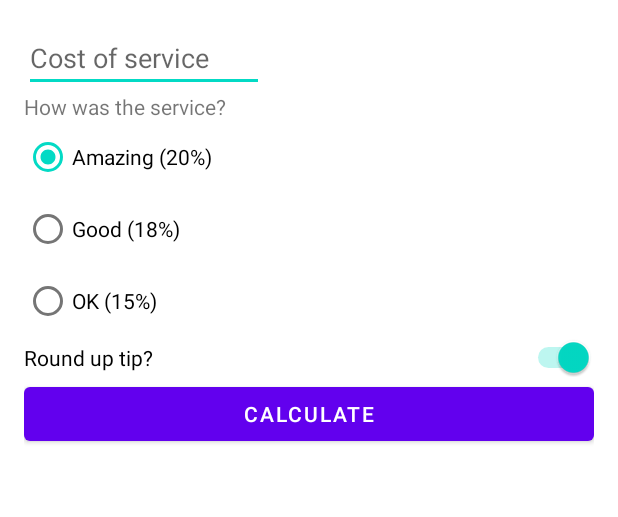
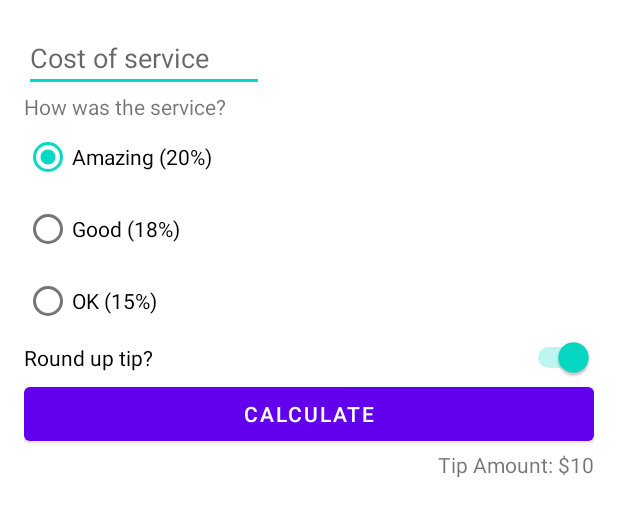
Before and after one commit to HPosedev/Calculadora_de_propinas, an Android app: the layout activity_main.xml on its own in the app's theme, with its tools: preview values and no code run, on a phone screen of 412 x 824 dp. Shown: the top 517 px of the screen. Run offline under Robolectric (Android 15) with nearby library versions, the phone set to English and light mode, and no system bars.

Commit message:
added calculateTip function and tipResult

```diff
--- a/app/build.gradle
+++ b/app/build.gradle
@@ -29,6 +29,9 @@ android {
     kotlinOptions {
         jvmTarget = '1.8'
     }
+    buildFeatures{
+        viewBinding = true
+    }
 }
 
 dependencies {
--- a/app/src/main/res/layout/activity_main.xml
+++ b/app/src/main/res/layout/activity_main.xml
@@ -6,67 +6,79 @@
     android:layout_height="match_parent"
     android:padding="16dp"
     tools:context=".MainActivity">
+
     <EditText
         android:id="@+id/cost_of_service"
         android:layout_width="160dp"
         android:layout_height="wrap_content"
+        android:autofillHints=""
+        android:hint="@string/cost_of_service"
         android:inputType="numberDecimal"
-        android:hint="@string/cost_of_service"
-        app:layout_constraintTop_toTopOf="parent"
         app:layout_constraintStart_toStartOf="parent"
-        android:autofillHints="" />
+        app:layout_constraintTop_toTopOf="parent" />
+
     <TextView
         android:id="@+id/service_question"
         android:layout_width="wrap_content"
         android:layout_height="wrap_content"
         android:text="@string/how_was_the_service"
         app:layout_constraintStart_toStartOf="parent"
-        app:layout_constraintTop_toBottomOf="@+id/cost_of_service"/>
+        app:layout_constraintTop_toBottomOf="@+id/cost_of_service" />
+
     <RadioGroup
         android:id="@+id/tip_options"
-        android:checkedButton="@id/option_twenty_percent"
         android:layout_width="wrap_content"
         android:layout_height="wrap_content"
+        android:checkedButton="@id/option_twenty_percent"
         android:orientation="vertical"
         app:layout_constraintStart_toStartOf="parent"
         app:layout_constraintTop_toBottomOf="@+id/service_question">
+
         <RadioButton
             android:id="@+id/option_twenty_percent"
             android:layout_width="wrap_content"
             android:layout_height="wrap_content"
-            android:text="@string/amazing_20"
-            />
+            android:text="@string/amazing_20" />
+
         <RadioButton
             android:id="@+id/option_eighting_percent"
             android:layout_width="wrap_content"
             android:layout_height="wrap_content"
-            android:text="@string/good_18"
-            />
+            android:text="@string/good_18" />
+
         <RadioButton
             android:id="@+id/option_fifting_percent"
             android:layout_width="wrap_content"
             android:layout_height="wrap_content"
-            android:text="@string/ok_15"
-            />
+            android:text="@string/ok_15" />
     </RadioGroup>
+
     <Switch
         android:id="@+id/round_up_switch"
         android:layout_width="0dp"
         android:layout_height="wrap_content"
+        android:checked="true"
         android:text="@string/round_up_tip"
+        app:layout_constraintEnd_toEndOf="parent"
         app:layout_constraintStart_toStartOf="parent"
         app:layout_constraintTop_toBottomOf="@+id/tip_options"
-        app:layout_constraintEnd_toEndOf="parent"
-        android:checked="true"
         tools:ignore="UseSwitchCompatOrMaterialXml" />
+
     <Button
         android:id="@+id/calculate_button"
         android:layout_width="0dp"
         android:layout_height="wrap_content"
         android:text="@string/calculate"
+        app:layout_constraintEnd_toEndOf="parent"
         app:layout_constraintStart_toStartOf="parent"
-        app:layout_constraintTop_toBottomOf="@+id/round_up_switch"
-        app:layout_constraintEnd_toEndOf="parent"/>
+        app:layout_constraintTop_toBottomOf="@+id/round_up_switch" />
+    <TextView
+        android:id="@+id/tip_result"
+        android:layout_width="wrap_content"
+        android:layout_height="wrap_content"
+        tools:text="Tip Amount: $10"
+        app:layout_constraintEnd_toEndOf="parent"
+        app:layout_constraintTop_toBottomOf="@id/calculate_button" />
 
 
 </androidx.constraintlayout.widget.ConstraintLayout>
--- a/app/src/main/res/values/strings.xml
+++ b/app/src/main/res/values/strings.xml
@@ -7,4 +7,5 @@
     <string name="ok_15">OK (15%)</string>
     <string name="calculate">Calculate</string>
     <string name="round_up_tip">Round up tip?</string>
+    <string name="tip_amount">Tip amount: %s</string>
 </resources>
```
Also changed, not shown: app/src/main/java/com/example/tiptime/MainActivity.kt (+26 -2 lines).
